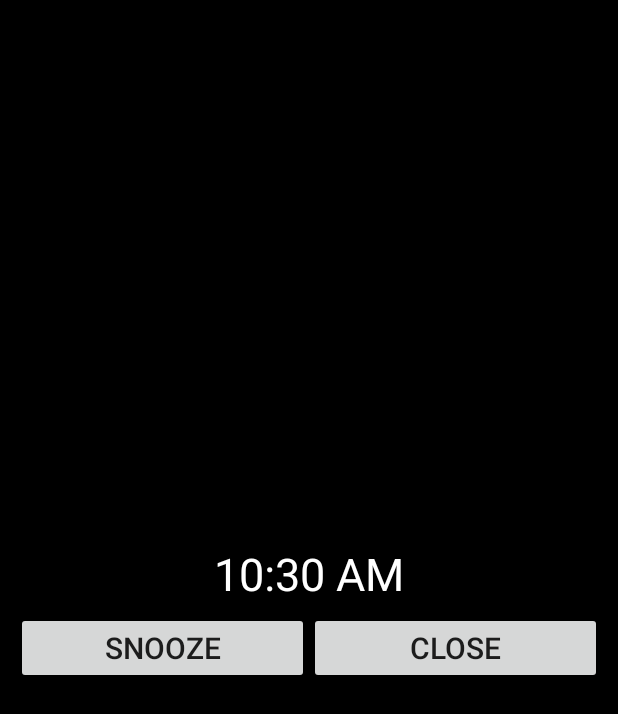
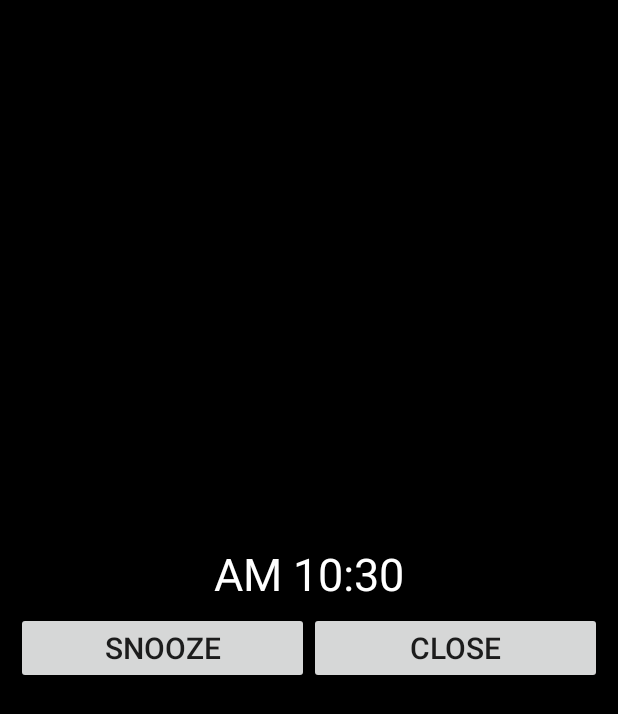
Before and after one commit to feizailenovo/DeskClock, an Android app: the AlarmAlert screen opened directly, with no data from a screen before it, on a phone screen of 412 x 824 dp. Shown: the top 714 px of the screen. Run offline under Robolectric (Android 15) with nearby library versions, the phone set to English and light mode, and no system bars; 2 statements that could not run were skipped.

Commit message:
格式化时间

```diff
--- a/app/src/main/res/layout/layout_alarm_alert.xml
+++ b/app/src/main/res/layout/layout_alarm_alert.xml
@@ -19,7 +19,8 @@
             android:layout_gravity="center"
             android:layout_weight="1"
             android:gravity="center"
-            android:text="123"
+            android:format12Hour="a hh:mm"
+            android:format24Hour="HH:mm"
             android:textColor="@color/white"
             android:textSize="@dimen/sp_30" />
 
```
